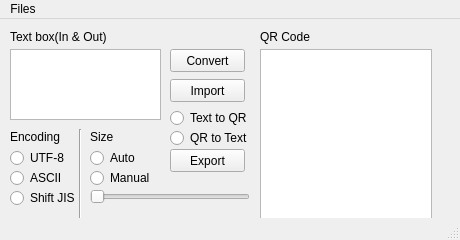
Above: main.ui from theskanthunt42/simpleQRtool before the change. Below: the same form after it.
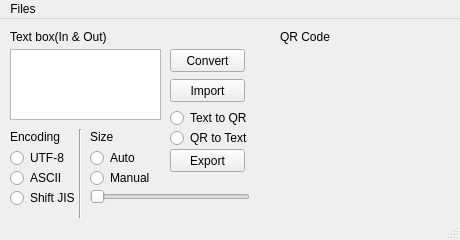
That is the form after the change.

Commit message: Switch from QGraphicsview to QPixmap on Label

The edit to the form file:
```diff
--- a/main.ui
+++ b/main.ui
@@ -26,16 +26,6 @@
    <string>QR Code En/Decoder</string>
   </property>
   <widget class="QWidget" name="centralwidget">
-   <widget class="QGraphicsView" name="graphicsView">
-    <property name="geometry">
-     <rect>
-      <x>260</x>
-      <y>30</y>
-      <width>172</width>
-      <height>172</height>
-     </rect>
-    </property>
-   </widget>
    <widget class="QTextEdit" name="textBox">
     <property name="geometry">
      <rect>
@@ -104,7 +94,7 @@
    <widget class="QLabel" name="labelShow_QR">
     <property name="geometry">
      <rect>
-      <x>260</x>
+      <x>280</x>
       <y>10</y>
       <width>71</width>
       <height>16</height>
@@ -263,6 +253,19 @@
      <enum>Qt::Horizontal</enum>
     </property>
    </widget>
+   <widget class="QLabel" name="pixmapLabel">
+    <property name="geometry">
+     <rect>
+      <x>280</x>
+      <y>30</y>
+      <width>161</width>
+      <height>161</height>
+     </rect>
+    </property>
+    <property name="text">
+     <string/>
+    </property>
+   </widget>
   </widget>
   <widget class="QMenuBar" name="menubar">
    <property name="geometry">
```
The commit also changes 2 other files.
